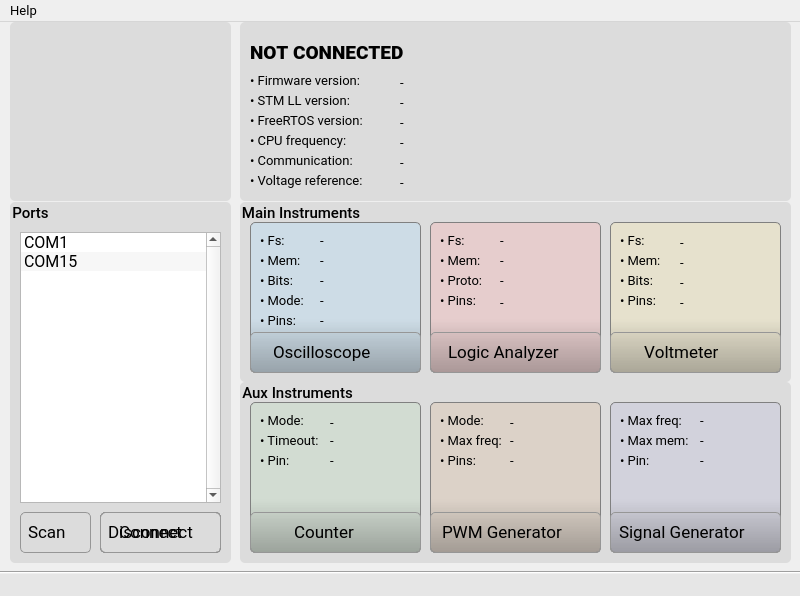
parezj/EMBO, file src/software-qt/EMBO/window__main.ui: the form before one commit.
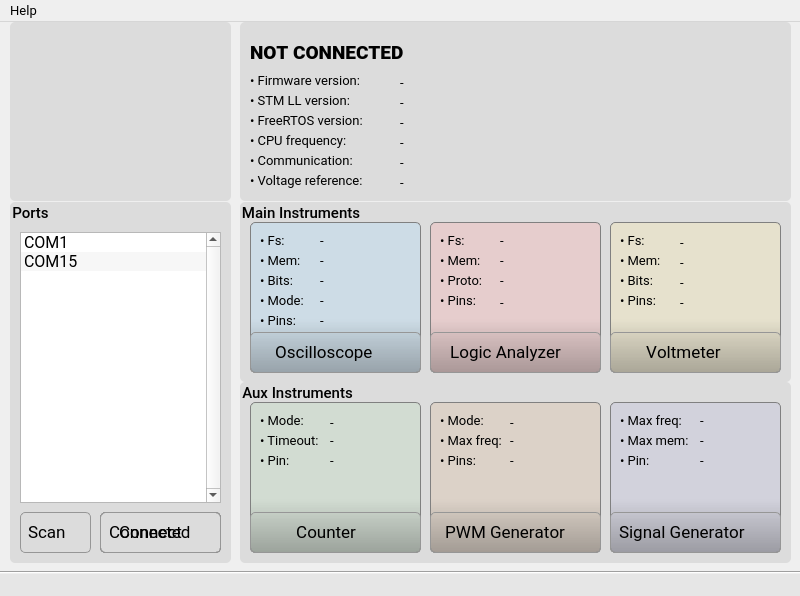
The form after the commit. Icons and pictures are not drawn.

What changed in the file:
```diff
--- a/src/software-qt/EMBO/window__main.ui
+++ b/src/software-qt/EMBO/window__main.ui
@@ -189,7 +189,7 @@
     </widget>
     <widget class="QPushButton" name="pushButton_connect">
      <property name="enabled">
-      <bool>false</bool>
+      <bool>true</bool>
      </property>
      <property name="geometry">
       <rect>
@@ -276,7 +276,7 @@
                                   stop:0 #FFFFFF, stop:0.1 #FFFFFF, stop:1  #7B7B7B);
     color: black;
 	text-align:left;
-	padding-left:7px
+	padding-left:8px
 }
 
 QPushButton:hover:!pressed
@@ -296,7 +296,7 @@
 }</string>
      </property>
      <property name="text">
-      <string>Disconnect</string>
+      <string>Connected</string>
      </property>
      <property name="icon">
       <iconset resource="resources.qrc">
@@ -804,7 +804,7 @@
                                   stop:0 #FFFFFF, stop:0.1 #FFFFFF, stop:1  #7B7B7B);
     color: black;
     text-align:left;
-	padding-left:22px
+	padding-left:20px
 }
 
 QPushButton:hover:!pressed
@@ -824,7 +824,7 @@
 }</string>
       </property>
       <property name="text">
-       <string>Oscilloscope</string>
+       <string> Oscilloscope</string>
       </property>
       <property name="icon">
        <iconset resource="resources.qrc">
@@ -1154,7 +1154,7 @@
                                   stop:0 #FFFFFF, stop:0.1 #FFFFFF, stop:1  #7B7B7B);
     color: black;
     text-align:left;
-	padding-left:17px
+	padding-left:15px
 }
 
 QPushButton:hover:!pressed
@@ -1174,7 +1174,7 @@
 }</string>
       </property>
       <property name="text">
-       <string>Logic Analyzer</string>
+       <string> Logic Analyzer</string>
       </property>
       <property name="icon">
        <iconset resource="resources.qrc">
@@ -1452,7 +1452,7 @@
                                   stop:0 #FFFFFF, stop:0.1 #FFFFFF, stop:1  #7B7B7B);
     color: black;
     text-align:left;
-	padding-left:33px
+	padding-left:31px
 }
 
 QPushButton:hover:!pressed
@@ -1472,7 +1472,7 @@
 }</string>
       </property>
       <property name="text">
-       <string>Voltmeter</string>
+       <string> Voltmeter</string>
       </property>
       <property name="icon">
        <iconset resource="resources.qrc">
@@ -1784,7 +1784,7 @@
                                   stop:0 #FFFFFF, stop:0.1 #FFFFFF, stop:1  #7B7B7B);
     color: black;
     text-align:left;
-	padding-left:11px
+	padding-left:10px
 }
 
 QPushButton:hover:!pressed
@@ -1804,7 +1804,7 @@
 }</string>
       </property>
       <property name="text">
-       <string>PWM Generator</string>
+       <string> PWM Generator</string>
       </property>
       <property name="icon">
        <iconset resource="resources.qrc">
@@ -2278,7 +2278,7 @@
                                   stop:0 #FFFFFF, stop:0.1 #FFFFFF, stop:1  #7B7B7B);
     color: black;
     text-align:left;
-	padding-left:43px
+	padding-left:41px
 }
 
 QPushButton:hover:!pressed
@@ -2298,7 +2298,7 @@
 }</string>
       </property>
       <property name="text">
-       <string>Counter</string>
+       <string> Counter</string>
       </property>
       <property name="icon">
        <iconset resource="resources.qrc">
```
Left out of the diff: 18 changed lines with no effect on the pictures.
